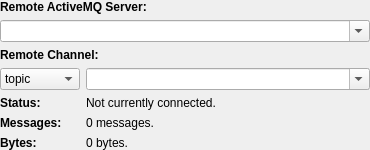
Qt form activemq-monitor/LocationProperties.ui (hiamitbhardwaj/ianzepp) before a commit.
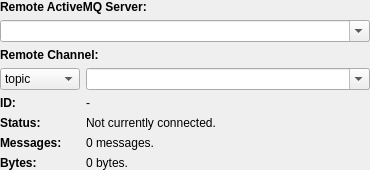
The same form after that commit.

```diff
--- a/activemq-monitor/LocationProperties.ui
+++ b/activemq-monitor/LocationProperties.ui
@@ -104,8 +104,8 @@
    </item>
    <item>
     <layout class="QGridLayout" name="gridLayout">
-     <item row="0" column="0">
-      <widget class="QLabel" name="label_2">
+     <item row="1" column="0">
+      <widget class="QLabel" name="statusLabel">
        <property name="sizePolicy">
         <sizepolicy hsizetype="Minimum" vsizetype="Preferred">
          <horstretch>0</horstretch>
@@ -129,7 +129,7 @@
        </property>
       </widget>
      </item>
-     <item row="0" column="1">
+     <item row="1" column="1">
       <widget class="QLabel" name="status">
        <property name="sizePolicy">
         <sizepolicy hsizetype="MinimumExpanding" vsizetype="Preferred">
@@ -142,8 +142,8 @@
        </property>
       </widget>
      </item>
-     <item row="1" column="0">
-      <widget class="QLabel" name="label_5">
+     <item row="2" column="0">
+      <widget class="QLabel" name="messagesLabel">
        <property name="sizePolicy">
         <sizepolicy hsizetype="Minimum" vsizetype="Preferred">
          <horstretch>0</horstretch>
@@ -167,7 +167,7 @@
        </property>
       </widget>
      </item>
-     <item row="1" column="1">
+     <item row="2" column="1">
       <widget class="QLabel" name="messages">
        <property name="sizePolicy">
         <sizepolicy hsizetype="MinimumExpanding" vsizetype="Preferred">
@@ -180,8 +180,8 @@
        </property>
       </widget>
      </item>
-     <item row="2" column="0">
-      <widget class="QLabel" name="label_7">
+     <item row="3" column="0">
+      <widget class="QLabel" name="bytesLabel">
        <property name="sizePolicy">
         <sizepolicy hsizetype="Minimum" vsizetype="Preferred">
          <horstretch>0</horstretch>
@@ -205,7 +205,7 @@
        </property>
       </widget>
      </item>
-     <item row="2" column="1">
+     <item row="3" column="1">
       <widget class="QLabel" name="bytes">
        <property name="sizePolicy">
         <sizepolicy hsizetype="MinimumExpanding" vsizetype="Preferred">
@@ -218,6 +218,29 @@
        </property>
       </widget>
      </item>
+     <item row="0" column="0">
+      <widget class="QLabel" name="idLabel">
+       <property name="font">
+        <font>
+         <weight>75</weight>
+         <bold>true</bold>
+        </font>
+       </property>
+       <property name="text">
+        <string>ID:</string>
+       </property>
+      </widget>
+     </item>
+     <item row="0" column="1">
+      <widget class="QLabel" name="id">
+       <property name="text">
+        <string>-</string>
+       </property>
+       <property name="textFormat">
+        <enum>Qt::AutoText</enum>
+       </property>
+      </widget>
+     </item>
     </layout>
    </item>
   </layout>
```
